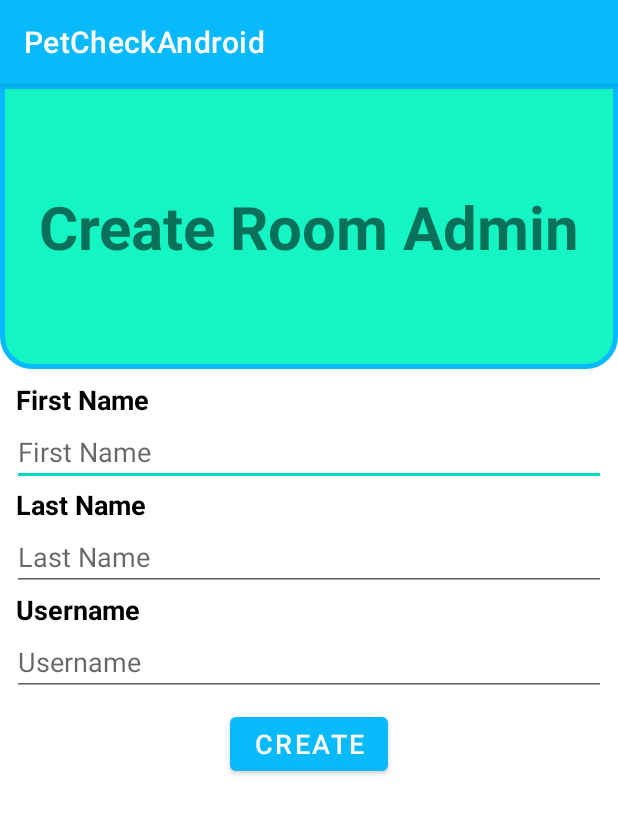
After one commit to RoatchBrandyn-FS/BrandynMumma2205, an Android app: the NewAdminActivity screen opened directly, with no data from a screen before it, on a phone screen of 412 x 824 dp. The commit adds this screen. Shown: the top 814 px of the screen. Run offline under Robolectric (Android 15) with nearby library versions, the phone set to English and light mode, and no system bars.

Commit message:
completed layout for newAdmin, and data transfer from newRoom to newAdmin

```diff
--- a/PetCheckAndroid/app/src/main/java/com/example/petcheckandroid/activities/MainActivity.java
+++ b/PetCheckAndroid/app/src/main/java/com/example/petcheckandroid/activities/LoginActivity.java
@@ -2,17 +2,11 @@ package com.example.petcheckandroid.activities;
 
 import androidx.appcompat.app.AppCompatActivity;
 import android.os.Bundle;
-import android.util.Log;
-import android.view.View;
-import android.widget.Button;
-import android.widget.EditText;
-import android.widget.TextView;
 
 import com.example.petcheckandroid.R;
 import com.example.petcheckandroid.fragments.LoginFragment;
-import com.example.petcheckandroid.utilities.Alerts;
 
-public class MainActivity extends AppCompatActivity {
+public class LoginActivity extends AppCompatActivity {
 
     private final String TAG = "MainActivity.TAG";
 
--- /dev/null
+++ b/PetCheckAndroid/app/src/main/java/com/example/petcheckandroid/activities/NewAdminActivity.java
@@ -0,0 +1,40 @@
+package com.example.petcheckandroid.activities;
+
+import android.content.Intent;
+import android.os.Bundle;
+import android.util.Log;
+
+import androidx.annotation.Nullable;
+import androidx.appcompat.app.AppCompatActivity;
+
+import com.example.petcheckandroid.R;
+import com.example.petcheckandroid.fragments.NewAdminFragment;
+import com.example.petcheckandroid.utilities.IntentExtrasUtil;
+
+public class NewAdminActivity extends AppCompatActivity {
+
+    private final String TAG = "NewAdminFragment.TAG";
+
+    @Override
+    protected void onCreate(@Nullable Bundle savedInstanceState) {
+        super.onCreate(savedInstanceState);
+        setContentView(R.layout.activity_main);
+
+        Intent currentIntent = getIntent();
+
+        String roomCode = currentIntent.getStringExtra(IntentExtrasUtil.EXTRA_ROOM_CODE);
+        String roomName = currentIntent.getStringExtra(IntentExtrasUtil.EXTRA_ROOM_NAME);
+        String roomPassword = currentIntent.getStringExtra(IntentExtrasUtil.EXTRA_ROOM_PASSWORD);
+
+        Log.i(TAG, "onCreate: Room Code = " + roomCode);
+        Log.i(TAG, "onCreate: Room Name = " + roomName);
+        Log.i(TAG, "onCreate: Room Password = " + roomPassword);
+
+        getSupportFragmentManager()
+                .beginTransaction()
+                .setReorderingAllowed(true)
+                .replace(R.id.fragment_container, NewAdminFragment.newInstance())
+                .commit();
+
+    }
+}
--- a/PetCheckAndroid/app/src/main/java/com/example/petcheckandroid/fragments/LoginFragment.java
+++ b/PetCheckAndroid/app/src/main/java/com/example/petcheckandroid/fragments/LoginFragment.java
@@ -16,7 +16,7 @@ import androidx.fragment.app.Fragment;
 
 import com.example.petcheckandroid.R;
 import com.example.petcheckandroid.activities.NewRoomActivity;
-import com.example.petcheckandroid.utilities.Alerts;
+import com.example.petcheckandroid.utilities.AlertsUtil;
 
 public class LoginFragment extends Fragment implements View.OnClickListener {
 
@@ -66,7 +66,7 @@ public class LoginFragment extends Fragment implements View.OnClickListener {
             String passwordString = passwordET.getText().toString().trim();
 
             if(roomCodeString.isEmpty() || usernameString.isEmpty() || passwordString.isEmpty()){
-                Alerts.loginError(getContext());
+                AlertsUtil.loginError(getContext());
             }
 
         }
--- /dev/null
+++ b/PetCheckAndroid/app/src/main/java/com/example/petcheckandroid/fragments/NewAdminFragment.java
@@ -0,0 +1,31 @@
+package com.example.petcheckandroid.fragments;
+
+import android.os.Bundle;
+import android.view.LayoutInflater;
+import android.view.View;
+import android.view.ViewGroup;
+
+import androidx.annotation.NonNull;
+import androidx.annotation.Nullable;
+import androidx.fragment.app.Fragment;
+
+import com.example.petcheckandroid.R;
+
+public class NewAdminFragment extends Fragment {
+
+    public static NewAdminFragment newInstance() {
+
+        Bundle args = new Bundle();
+
+        NewAdminFragment fragment = new NewAdminFragment();
+        fragment.setArguments(args);
+        return fragment;
+    }
+
+    @Nullable
+    @Override
+    public View onCreateView(@NonNull LayoutInflater inflater, @Nullable ViewGroup container, @Nullable Bundle savedInstanceState) {
+        return inflater.inflate(R.layout.fragment_new_admin, container, false);
+    }
+
+}
--- a/PetCheckAndroid/app/src/main/java/com/example/petcheckandroid/fragments/NewRoomFragment.java
+++ b/PetCheckAndroid/app/src/main/java/com/example/petcheckandroid/fragments/NewRoomFragment.java
@@ -1,5 +1,6 @@
 package com.example.petcheckandroid.fragments;
 
+import android.content.Intent;
 import android.os.Bundle;
 import android.util.Log;
 import android.view.LayoutInflater;
@@ -14,8 +15,10 @@ import androidx.annotation.Nullable;
 import androidx.fragment.app.Fragment;
 
 import com.example.petcheckandroid.R;
-import com.example.petcheckandroid.utilities.Alerts;
-import com.example.petcheckandroid.utilities.RandomNumberGenerator;
+import com.example.petcheckandroid.activities.NewAdminActivity;
+import com.example.petcheckandroid.utilities.AlertsUtil;
+import com.example.petcheckandroid.utilities.IntentExtrasUtil;
+import com.example.petcheckandroid.utilities.RandomNumberGeneratorUtil;
 
 public class NewRoomFragment extends Fragment implements View.OnClickListener {
 
@@ -46,7 +49,7 @@ public class NewRoomFragment extends Fragment implements View.OnClickListener {
 
         //set random room code
         // *** Need to redo this code later to check for room codes already in use
-        String roomCodeString = RandomNumberGenerator.randomRoomCodeGenerator();
+        String roomCodeString = RandomNumberGeneratorUtil.randomRoomCodeGenerator();
 
         TextView roomCodeTV = getActivity().findViewById(R.id.new_room_tv_room_code);
         roomCodeTV.setText(roomCodeString);
@@ -56,20 +59,32 @@ public class NewRoomFragment extends Fragment implements View.OnClickListener {
     @Override
     public void onClick(View view) {
 
-        //get edit text
+        //get edit text and textview
         EditText roomNameET = getActivity().findViewById(R.id.new_room_edit_room_name);
         EditText passwordET = getActivity().findViewById(R.id.new_room_edit_password);
         EditText confirmET = getActivity().findViewById(R.id.new_room_edit_confirm);
+        TextView roomCodeTV = getActivity().findViewById(R.id.new_room_tv_room_code);
 
         //get strings from edit text
         String roomNameString = roomNameET.getText().toString().trim();
         String passwordString = passwordET.getText().toString().trim();
         String confirmString = confirmET.getText().toString().trim();
+        String roomCodeString = roomCodeTV.getText().toString().trim();
 
         if (view.getId() == R.id.new_room_btn_continue){
             Log.i(TAG, "onClick: Continue Button Clicked");
             if (roomNameString.isEmpty() || passwordString.isEmpty() || confirmString.isEmpty()){
-                Alerts.newRoomError(getContext());
+                AlertsUtil.newRoomError(getContext());
+            }
+            else{
+                Intent newAdminIntent = new Intent(getContext(), NewAdminActivity.class);
+                newAdminIntent.setAction(Intent.ACTION_RUN);
+
+                newAdminIntent.putExtra(IntentExtrasUtil.EXTRA_ROOM_CODE, roomCodeString);
+                newAdminIntent.putExtra(IntentExtrasUtil.EXTRA_ROOM_NAME, roomNameString);
+                newAdminIntent.putExtra(IntentExtrasUtil.EXTRA_ROOM_PASSWORD, passwordString);
+
+                startActivity(newAdminIntent);
             }
         }
 
--- a/PetCheckAndroid/app/src/main/java/com/example/petcheckandroid/utilities/Alerts.java
+++ b/PetCheckAndroid/app/src/main/java/com/example/petcheckandroid/utilities/AlertsUtil.java
@@ -4,7 +4,7 @@ import android.app.AlertDialog;
 import android.content.Context;
 import android.content.DialogInterface;
 
-public class Alerts {
+public class AlertsUtil {
 
     public static void loginError(Context context){
 
--- /dev/null
+++ b/PetCheckAndroid/app/src/main/java/com/example/petcheckandroid/utilities/IntentExtrasUtil.java
@@ -0,0 +1,9 @@
+package com.example.petcheckandroid.utilities;
+
+public class IntentExtrasUtil {
+
+    public static String EXTRA_ROOM_CODE = "EXTRA_ROOM_CODE";
+    public static String EXTRA_ROOM_NAME = "EXTRA_ROOM_NAME";
+    public static String EXTRA_ROOM_PASSWORD = "EXTRA_ROOM_PASSWORD";
+
+}
--- a/PetCheckAndroid/app/src/main/java/com/example/petcheckandroid/utilities/RandomNumberGenerator.java
+++ b/PetCheckAndroid/app/src/main/java/com/example/petcheckandroid/utilities/RandomNumberGeneratorUtil.java
@@ -5,7 +5,7 @@ import android.util.Log;
 
 import java.util.Random;
 
-public class RandomNumberGenerator {
+public class RandomNumberGeneratorUtil {
 
     public static String randomRoomCodeGenerator(){
 
--- a/PetCheckAndroid/app/src/main/res/layout/activity_main.xml
+++ b/PetCheckAndroid/app/src/main/res/layout/activity_main.xml
@@ -4,7 +4,7 @@
     xmlns:tools="http://schemas.android.com/tools"
     android:layout_width="match_parent"
     android:layout_height="match_parent"
-    tools:context=".activities.MainActivity">
+    tools:context=".activities.LoginActivity">
 
     <androidx.fragment.app.FragmentContainerView
         android:id="@+id/fragment_container"
--- /dev/null
+++ b/PetCheckAndroid/app/src/main/res/layout/fragment_new_admin.xml
@@ -0,0 +1,96 @@
+<?xml version="1.0" encoding="utf-8"?>
+<LinearLayout xmlns:android="http://schemas.android.com/apk/res/android"
+    android:layout_width="match_parent"
+    android:layout_height="match_parent"
+    android:orientation="vertical">
+
+    <LinearLayout
+        android:layout_width="match_parent"
+        android:layout_height="0dp"
+        android:layout_weight="1"
+        android:background="@drawable/rounded_corners_bottom"
+        android:gravity="center">
+
+        <TextView
+            android:layout_margin="8dp"
+            android:layout_width="match_parent"
+            android:layout_height="wrap_content"
+            android:text="@string/create_room_admin"
+            android:textAlignment="center"
+            android:textSize="40sp"
+            android:textStyle="bold"/>
+
+    </LinearLayout>
+
+    <LinearLayout
+        android:layout_width="match_parent"
+        android:layout_height="0dp"
+        android:layout_weight="3"
+        android:gravity="center_horizontal"
+        android:orientation="vertical"
+        android:layout_marginTop="8dp">
+
+        <TextView
+            android:layout_width="match_parent"
+            android:layout_height="wrap_content"
+            android:text="@string/title_first_name"
+            android:layout_marginStart="7dp"
+            android:textStyle="bold"
+            android:textAppearance="@style/TextAppearance.AppCompat.Medium"
+            android:textColor="@color/black"/>
+
+        <EditText
+            android:id="@+id/new_admin_edit_first_name"
+            android:layout_width="match_parent"
+            android:layout_height="wrap_content"
+            android:hint="@string/hint_first_name"
+            android:layout_marginStart="8dp"
+            android:layout_marginEnd="8dp"/>
+
+        <TextView
+            android:layout_width="match_parent"
+            android:layout_height="wrap_content"
+            android:text="@string/title_last_name"
+            android:layout_marginStart="7dp"
+            android:textStyle="bold"
+            android:textAppearance="@style/TextAppearance.AppCompat.Medium"
+            android:textColor="@color/black"/>
+
+        <EditText
+            android:id="@+id/new_admin_edit_last_name"
+            android:layout_width="match_parent"
+            android:layout_height="wrap_content"
+            android:hint="@string/hint_last_name"
+            android:layout_marginStart="8dp"
+            android:layout_marginEnd="8dp"/>
+
+        <TextView
+            android:layout_width="match_parent"
+            android:layout_height="wrap_content"
+            android:text="@string/title_username"
+            android:layout_marginStart="7dp"
+            android:textStyle="bold"
+            android:textAppearance="@style/TextAppearance.AppCompat.Medium"
+            android:textColor="@color/black"/>
+
+        <EditText
+            android:id="@+id/new_admin_edit_username"
+            android:layout_width="match_parent"
+            android:layout_height="wrap_content"
+            android:hint="@string/hint_username"
+            android:layout_marginStart="8dp"
+            android:layout_marginEnd="8dp"/>
+
+        <Button
+            android:id="@+id/new_admin_btn_create"
+            android:layout_width="wrap_content"
+            android:layout_height="48dp"
+            android:text="@string/btn_create"
+            android:textSize="18sp"
+            android:layout_marginTop="8dp"/>
+
+    </LinearLayout>
+
+
+
+</LinearLayout>
--- a/PetCheckAndroid/app/src/main/res/values/strings.xml
+++ b/PetCheckAndroid/app/src/main/res/values/strings.xml
@@ -16,4 +16,11 @@
     <string name="title_confirm_password">Confirm Password</string>
     <string name="hint_confirm">Confirm</string>
     <string name="btn_title_continue">Continue</string>
+    <string name="create_room_admin">Create Room Admin</string>
+    <string name="title_first_name">First Name</string>
+    <string name="hint_first_name">First Name</string>
+    <string name="title_last_name">Last Name</string>
+    <string name="hint_last_name">Last Name</string>
+    <string name="hint_confirm_password">Confirm Password</string>
+    <string name="btn_create">Create</string>
 </resources>
```
Also changed, not shown: PetCheckAndroid/app/src/main/AndroidManifest.xml (+12 -1 lines).
